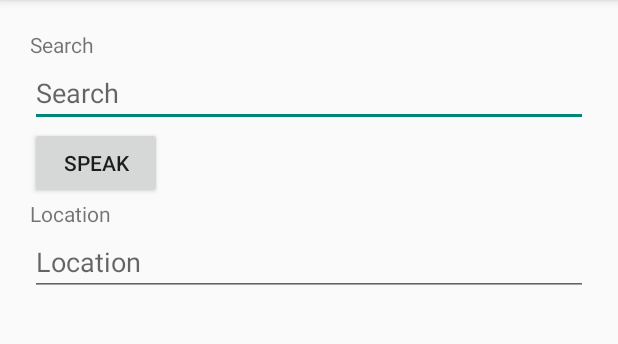
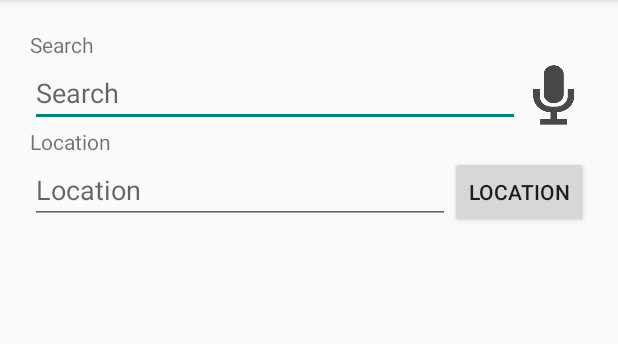
Before and after one commit to billy124/android-examples, an Android app: the layout main.xml on its own in the app's theme, with its tools: preview values and no code run, on a phone screen of 412 x 824 dp, the part 84-428 px from its top. Run offline under Robolectric (Android 15) with nearby library versions, the phone set to English and light mode, and no system bars.

Commit message:
added icon for speak button

```diff
--- a/androidExamples/app/src/main/res/layout/main.xml
+++ b/androidExamples/app/src/main/res/layout/main.xml
@@ -8,33 +8,54 @@
 
     <TextView
         android:text="@string/search"
-        android:layout_width="wrap_content"
-        android:layout_height="wrap_content" />
+        android:id="@+id/EditText01"
+        android:layout_height="wrap_content"
+        android:layout_width="fill_parent"/>
+
+    <LinearLayout xmlns:android="http://schemas.android.com/apk/res/android"
+        android:layout_height="wrap_content"
+        android:orientation="horizontal"
+        android:layout_width="fill_parent">
 
         <EditText
             android:id="@+id/search"
             android:hint="@string/search"
-		android:layout_width="match_parent"
-		android:layout_height="wrap_content"
-		/>
+            android:layout_weight="1"
+            android:layout_width="fill_parent"
+            android:layout_height="wrap_content"/>
 
         <Button
             android:id="@+id/btnSpeak"
-		android:layout_width="wrap_content"
-		android:layout_height="wrap_content"
-		android:text="Speak"
-		/>
+            android:layout_width="45dp"
+            android:layout_height="40dp"
+            android:background="@drawable/Microphone_1"/>
+
+    </LinearLayout>
 
 	<TextView
         android:text="@string/location"
         android:layout_width="wrap_content"
         android:layout_height="wrap_content" />
 
+    <LinearLayout xmlns:android="http://schemas.android.com/apk/res/android"
+        android:layout_height="wrap_content"
+        android:orientation="horizontal"
+        android:layout_width="fill_parent">
+
         <EditText
             android:id="@+id/location"
             android:hint="@string/location"
-		android:layout_width="match_parent"
+            android:layout_weight="1"
+            android:layout_width="fill_parent"
             android:layout_height="wrap_content"
         />
 
+        <Button
+            android:id="@+id/btnLocation"
+            android:layout_width="wrap_content"
+            android:layout_height="wrap_content"
+            android:text="Location" />
+
     </LinearLayout>
+
+</LinearLayout>
```
Also changed, not shown: androidExamples/app/src/main/res/drawable-hdpi/Microphone_1.png (added), 23 other files. Lines whose indentation alone changed are shown as unchanged.
